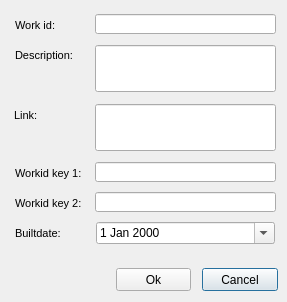
First picture: the form in ui/new_workcat.ui, repository Giswater/giswater_qgis_plugin, before the edit.
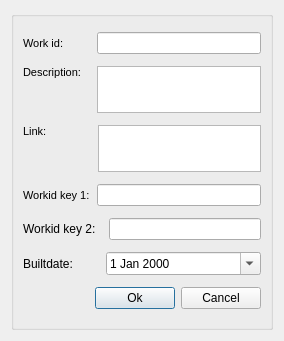
Second picture: the form after the edit.

Commit message: New dynamic forms

```diff
--- a/ui/new_workcat.ui
+++ b/ui/new_workcat.ui
@@ -6,104 +6,36 @@
    <rect>
     <x>0</x>
     <y>0</y>
-    <width>287</width>
-    <height>302</height>
+    <width>284</width>
+    <height>341</height>
    </rect>
   </property>
   <property name="windowTitle">
    <string>New workcat</string>
   </property>
-  <widget class="QPushButton" name="btn_cancel">
-   <property name="geometry">
-    <rect>
-     <x>202</x>
-     <y>268</y>
-     <width>76</width>
-     <height>23</height>
-    </rect>
-   </property>
-   <property name="text">
-    <string>Cancel</string>
-   </property>
-  </widget>
-  <widget class="QPushButton" name="btn_accept">
-   <property name="geometry">
-    <rect>
-     <x>116</x>
-     <y>268</y>
-     <width>75</width>
-     <height>23</height>
-    </rect>
-   </property>
-   <property name="text">
-    <string>Ok</string>
-   </property>
-  </widget>
-  <widget class="QLabel" name="label_builtdate">
-   <property name="geometry">
-    <rect>
-     <x>15</x>
-     <y>222</y>
-     <width>79</width>
-     <height>22</height>
-    </rect>
-   </property>
-   <property name="font">
-    <font>
-     <pointsize>8</pointsize>
-    </font>
-   </property>
-   <property name="frameShape">
-    <enum>QFrame::NoFrame</enum>
-   </property>
-   <property name="frameShadow">
-    <enum>QFrame::Raised</enum>
-   </property>
-   <property name="text">
-    <string>Builtdate:</string>
-   </property>
-   <property name="textFormat">
-    <enum>Qt::AutoText</enum>
-   </property>
-   <property name="scaledContents">
-    <bool>false</bool>
-   </property>
-   <property name="margin">
-    <number>3</number>
-   </property>
-  </widget>
-  <widget class="QDateEdit" name="builtdate">
-   <property name="geometry">
-    <rect>
-     <x>96</x>
-     <y>222</y>
-     <width>179</width>
-     <height>22</height>
-    </rect>
-   </property>
-   <property name="calendarPopup">
-    <bool>true</bool>
-   </property>
-  </widget>
+  <layout class="QVBoxLayout" name="verticalLayout">
+   <item>
+    <widget class="QGroupBox" name="groupBox">
+     <property name="title">
+      <string/>
+     </property>
+     <layout class="QVBoxLayout" name="verticalLayout_2">
+      <item>
+       <layout class="QHBoxLayout" name="horizontalLayout">
+        <item>
   <widget class="QLabel" name="label_work_id">
-   <property name="geometry">
-    <rect>
-     <x>15</x>
-     <y>14</y>
-     <width>77</width>
-     <height>22</height>
-    </rect>
-   </property>
    <property name="font">
     <font>
      <pointsize>8</pointsize>
+            <weight>50</weight>
+            <bold>false</bold>
     </font>
    </property>
    <property name="frameShape">
     <enum>QFrame::NoFrame</enum>
    </property>
    <property name="frameShadow">
-    <enum>QFrame::Raised</enum>
+           <enum>QFrame::Plain</enum>
    </property>
    <property name="text">
     <string>Work id:</string>
@@ -114,42 +46,58 @@
    <property name="scaledContents">
     <bool>false</bool>
    </property>
+          <property name="alignment">
+           <set>Qt::AlignLeading|Qt::AlignLeft|Qt::AlignVCenter</set>
+          </property>
    <property name="margin">
     <number>3</number>
    </property>
   </widget>
+        </item>
+        <item>
+         <spacer name="horizontalSpacer_2">
+          <property name="orientation">
+           <enum>Qt::Horizontal</enum>
+          </property>
+          <property name="sizeType">
+           <enum>QSizePolicy::Fixed</enum>
+          </property>
+          <property name="sizeHint" stdset="0">
+           <size>
+            <width>27</width>
+            <height>20</height>
+           </size>
+          </property>
+         </spacer>
+        </item>
+        <item>
   <widget class="QLineEdit" name="cat_work_id">
-   <property name="geometry">
-    <rect>
-     <x>95</x>
-     <y>14</y>
-     <width>181</width>
-     <height>20</height>
-    </rect>
-   </property>
-   <property name="text">
-    <string/>
-   </property>
-  </widget>
+          <property name="enabled">
+           <bool>true</bool>
+          </property>
+          <property name="frame">
+           <bool>true</bool>
+          </property>
+         </widget>
+        </item>
+       </layout>
+      </item>
+      <item>
+       <layout class="QHBoxLayout" name="horizontalLayout_2">
+        <item>
   <widget class="QLabel" name="label_descript">
-   <property name="geometry">
-    <rect>
-     <x>15</x>
-     <y>44</y>
-     <width>76</width>
-     <height>22</height>
-    </rect>
-   </property>
    <property name="font">
     <font>
      <pointsize>8</pointsize>
+            <weight>50</weight>
+            <bold>false</bold>
     </font>
    </property>
    <property name="frameShape">
     <enum>QFrame::NoFrame</enum>
    </property>
    <property name="frameShadow">
-    <enum>QFrame::Raised</enum>
+           <enum>QFrame::Plain</enum>
    </property>
    <property name="text">
     <string>Description:</string>
@@ -160,18 +108,63 @@
    <property name="scaledContents">
     <bool>false</bool>
    </property>
+          <property name="alignment">
+           <set>Qt::AlignLeading|Qt::AlignLeft|Qt::AlignTop</set>
+          </property>
    <property name="margin">
     <number>3</number>
    </property>
   </widget>
+        </item>
+        <item>
+         <spacer name="horizontalSpacer_3">
+          <property name="orientation">
+           <enum>Qt::Horizontal</enum>
+          </property>
+          <property name="sizeType">
+           <enum>QSizePolicy::Fixed</enum>
+          </property>
+          <property name="sizeHint" stdset="0">
+           <size>
+            <width>10</width>
+            <height>20</height>
+           </size>
+          </property>
+         </spacer>
+        </item>
+        <item>
+         <widget class="QTextEdit" name="descript">
+          <property name="sizePolicy">
+           <sizepolicy hsizetype="Expanding" vsizetype="Maximum">
+            <horstretch>0</horstretch>
+            <verstretch>0</verstretch>
+           </sizepolicy>
+          </property>
+          <property name="minimumSize">
+           <size>
+            <width>0</width>
+            <height>0</height>
+           </size>
+          </property>
+          <property name="maximumSize">
+           <size>
+            <width>16777215</width>
+            <height>47</height>
+           </size>
+          </property>
+         </widget>
+        </item>
+       </layout>
+      </item>
+      <item>
+       <layout class="QHBoxLayout" name="horizontalLayout_3">
+        <item>
   <widget class="QLabel" name="label_link">
-   <property name="geometry">
-    <rect>
-     <x>14</x>
-     <y>104</y>
-     <width>76</width>
-     <height>22</height>
-    </rect>
+          <property name="sizePolicy">
+           <sizepolicy hsizetype="Fixed" vsizetype="Preferred">
+            <horstretch>0</horstretch>
+            <verstretch>0</verstretch>
+           </sizepolicy>
    </property>
    <property name="font">
     <font>
@@ -182,7 +175,7 @@
     <enum>QFrame::NoFrame</enum>
    </property>
    <property name="frameShadow">
-    <enum>QFrame::Raised</enum>
+           <enum>QFrame::Plain</enum>
    </property>
    <property name="text">
     <string>Link:</string>
@@ -193,52 +186,52 @@
    <property name="scaledContents">
     <bool>false</bool>
    </property>
+          <property name="alignment">
+           <set>Qt::AlignLeading|Qt::AlignLeft|Qt::AlignTop</set>
+          </property>
    <property name="margin">
     <number>3</number>
    </property>
   </widget>
-  <widget class="QLineEdit" name="link">
-   <property name="geometry">
-    <rect>
-     <x>95</x>
-     <y>104</y>
-     <width>181</width>
-     <height>47</height>
-    </rect>
-   </property>
-  </widget>
-  <widget class="QLineEdit" name="descript">
-   <property name="geometry">
-    <rect>
-     <x>95</x>
-     <y>45</y>
-     <width>181</width>
-     <height>47</height>
-    </rect>
-   </property>
-  </widget>
-  <widget class="QLineEdit" name="workid_key_1">
-   <property name="geometry">
-    <rect>
-     <x>95</x>
-     <y>162</y>
-     <width>181</width>
+        </item>
+        <item>
+         <spacer name="horizontalSpacer_4">
+          <property name="orientation">
+           <enum>Qt::Horizontal</enum>
+          </property>
+          <property name="sizeType">
+           <enum>QSizePolicy::Fixed</enum>
+          </property>
+          <property name="sizeHint" stdset="0">
+           <size>
+            <width>45</width>
      <height>20</height>
-    </rect>
-   </property>
-   <property name="text">
-    <string/>
-   </property>
-  </widget>
+           </size>
+          </property>
+         </spacer>
+        </item>
+        <item>
+         <widget class="QTextEdit" name="link">
+          <property name="sizePolicy">
+           <sizepolicy hsizetype="Expanding" vsizetype="Maximum">
+            <horstretch>0</horstretch>
+            <verstretch>0</verstretch>
+           </sizepolicy>
+          </property>
+          <property name="maximumSize">
+           <size>
+            <width>16777215</width>
+            <height>47</height>
+           </size>
+          </property>
+         </widget>
+        </item>
+       </layout>
+      </item>
+      <item>
+       <layout class="QHBoxLayout" name="horizontalLayout_4">
+        <item>
   <widget class="QLabel" name="label_workid_key_1">
-   <property name="geometry">
-    <rect>
-     <x>15</x>
-     <y>162</y>
-     <width>77</width>
-     <height>22</height>
-    </rect>
-   </property>
    <property name="font">
     <font>
      <pointsize>8</pointsize>
@@ -248,7 +241,7 @@
     <enum>QFrame::NoFrame</enum>
    </property>
    <property name="frameShadow">
-    <enum>QFrame::Raised</enum>
+           <enum>QFrame::Plain</enum>
    </property>
    <property name="text">
     <string>Workid key 1:</string>
@@ -259,56 +252,144 @@
    <property name="scaledContents">
     <bool>false</bool>
    </property>
+          <property name="alignment">
+           <set>Qt::AlignLeading|Qt::AlignLeft|Qt::AlignVCenter</set>
+          </property>
    <property name="margin">
     <number>3</number>
    </property>
   </widget>
+        </item>
+        <item>
+         <spacer name="horizontalSpacer_5">
+          <property name="orientation">
+           <enum>Qt::Horizontal</enum>
+          </property>
+          <property name="sizeType">
+           <enum>QSizePolicy::Fixed</enum>
+          </property>
+          <property name="sizeHint" stdset="0">
+           <size>
+            <width>1</width>
+            <height>20</height>
+           </size>
+          </property>
+         </spacer>
+        </item>
+        <item>
+         <widget class="QLineEdit" name="workid_key_1">
+          <property name="frame">
+           <bool>true</bool>
+          </property>
+         </widget>
+        </item>
+       </layout>
+      </item>
+      <item>
+       <layout class="QHBoxLayout" name="horizontalLayout_5">
+        <item>
   <widget class="QLabel" name="label_workid_key_2">
-   <property name="geometry">
-    <rect>
-     <x>15</x>
-     <y>192</y>
-     <width>77</width>
-     <height>22</height>
-    </rect>
-   </property>
-   <property name="font">
-    <font>
-     <pointsize>8</pointsize>
-    </font>
-   </property>
-   <property name="frameShape">
-    <enum>QFrame::NoFrame</enum>
-   </property>
-   <property name="frameShadow">
-    <enum>QFrame::Raised</enum>
-   </property>
    <property name="text">
     <string>Workid key 2:</string>
    </property>
-   <property name="textFormat">
-    <enum>Qt::AutoText</enum>
-   </property>
-   <property name="scaledContents">
-    <bool>false</bool>
-   </property>
-   <property name="margin">
-    <number>3</number>
-   </property>
-  </widget>
-  <widget class="QLineEdit" name="workid_key_2">
-   <property name="geometry">
-    <rect>
-     <x>95</x>
-     <y>192</y>
-     <width>181</width>
+         </widget>
+        </item>
+        <item>
+         <spacer name="horizontalSpacer_6">
+          <property name="orientation">
+           <enum>Qt::Horizontal</enum>
+          </property>
+          <property name="sizeType">
+           <enum>QSizePolicy::Fixed</enum>
+          </property>
+          <property name="sizeHint" stdset="0">
+           <size>
+            <width>7</width>
+            <height>20</height>
+           </size>
+          </property>
+         </spacer>
+        </item>
+        <item>
+         <widget class="QLineEdit" name="workid_key_2"/>
+        </item>
+       </layout>
+      </item>
+      <item>
+       <layout class="QHBoxLayout" name="horizontalLayout_6">
+        <item>
+         <widget class="QLabel" name="label_builtdate">
+          <property name="sizePolicy">
+           <sizepolicy hsizetype="Fixed" vsizetype="Preferred">
+            <horstretch>0</horstretch>
+            <verstretch>0</verstretch>
+           </sizepolicy>
+          </property>
+          <property name="text">
+           <string>Builtdate:</string>
+          </property>
+         </widget>
+        </item>
+        <item>
+         <spacer name="horizontalSpacer_7">
+          <property name="orientation">
+           <enum>Qt::Horizontal</enum>
+          </property>
+          <property name="sizeType">
+           <enum>QSizePolicy::Fixed</enum>
+          </property>
+          <property name="sizeHint" stdset="0">
+           <size>
+            <width>27</width>
      <height>20</height>
-    </rect>
-   </property>
+           </size>
+          </property>
+         </spacer>
+        </item>
+        <item>
+         <widget class="QDateEdit" name="builtdate">
+          <property name="calendarPopup">
+           <bool>true</bool>
+          </property>
+         </widget>
+        </item>
+       </layout>
+      </item>
+      <item>
+       <layout class="QHBoxLayout" name="horizontalLayout_7">
+        <item>
+         <spacer name="horizontalSpacer">
+          <property name="orientation">
+           <enum>Qt::Horizontal</enum>
+          </property>
+          <property name="sizeHint" stdset="0">
+           <size>
+            <width>51</width>
+            <height>20</height>
+           </size>
+          </property>
+         </spacer>
+        </item>
+        <item>
+         <widget class="QPushButton" name="btn_accept">
    <property name="text">
-    <string/>
-   </property>
-  </widget>
+           <string>Ok</string>
+          </property>
+         </widget>
+        </item>
+        <item>
+         <widget class="QPushButton" name="btn_cancel">
+          <property name="text">
+           <string>Cancel</string>
+          </property>
+         </widget>
+        </item>
+       </layout>
+      </item>
+     </layout>
+    </widget>
+   </item>
+  </layout>
  </widget>
  <tabstops>
   <tabstop>cat_work_id</tabstop>
```
Left out of the diff: 10 changed lines with no effect on the pictures. Lines whose indentation alone changed are shown as unchanged. The commit also changes 5 other files.
